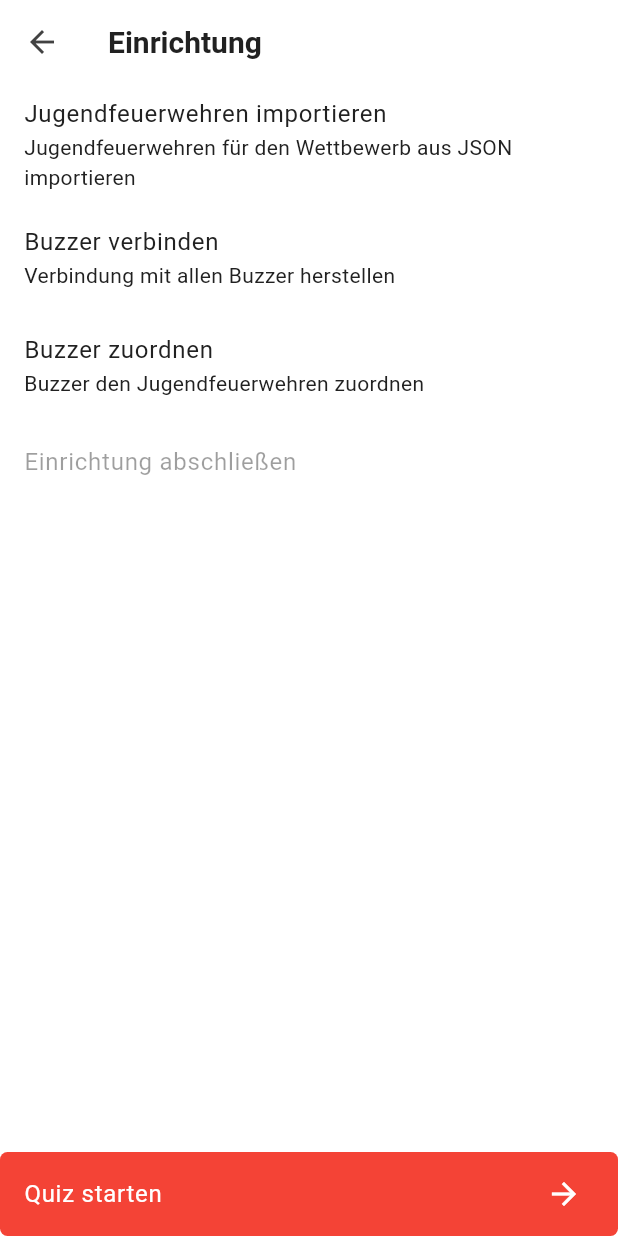
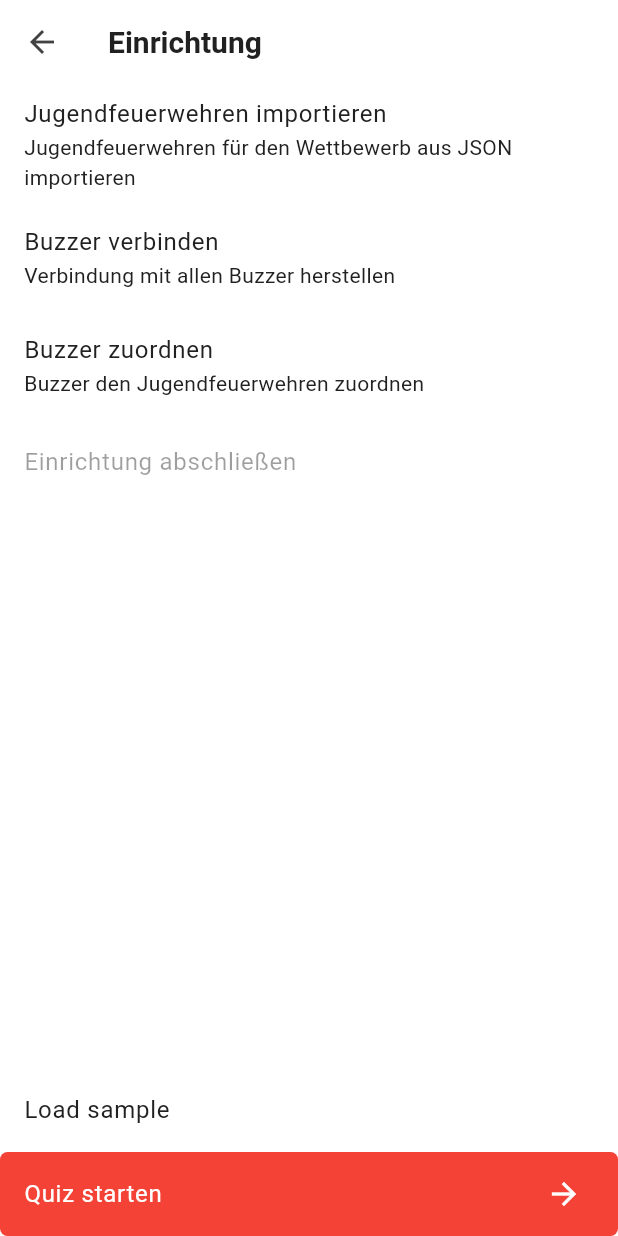
Before and after one commit to jojo-firedev/quizapp, a Flutter app: the EinrichtungPage screen opened by its route, on a phone screen of 412 x 824 dp. Run offline on Flutter 3.47's test engine with Material 3 defaults, Android fonts, the phone set to English and light mode, and no system bars; our stand-ins replace bloc, flutter_bloc, logger; missing offline and left inert: udp.

Commit message:
Add ListTile for loading sample data

```diff
--- a/app/lib/presentation/einrichtung/einrichtung_page.dart
+++ b/app/lib/presentation/einrichtung/einrichtung_page.dart
@@ -2,6 +2,7 @@ import 'package:flutter/material.dart';
 import 'package:quizapp/globals.dart';
 import 'package:quizapp/models/jf_buzzer_assignment.dart';
 import 'package:quizapp/models/jugendfeuerwehr.dart';
+import 'package:quizapp/service/file_manager_service.dart';
 
 class EinrichtungPage extends StatelessWidget {
   const EinrichtungPage({Key? key}) : super(key: key);
@@ -56,8 +57,20 @@ class EinrichtungPage extends StatelessWidget {
               ],
             ),
           ),
+          Column(
+            children: [
               ListTile(
-            onTap: () => Navigator.of(context).popAndPushNamed('/quiz-master'),
+                title: const Text('Load sample'),
+                onTap: () async {
+                  Global.jugendfeuerwehren =
+                      await const FileManagerService().readJFsFromJson();
+                  Global.assignedBuzzer = await const FileManagerService()
+                      .readBuzzerAssignmentFromJson();
+                },
+              ),
+              ListTile(
+                onTap: () =>
+                    Navigator.of(context).popAndPushNamed('/quiz-master'),
                 title: const Text('Quiz starten',
                     style: TextStyle(color: Colors.white)),
                 tileColor: Colors.red,
@@ -66,6 +79,8 @@ class EinrichtungPage extends StatelessWidget {
               ),
             ],
           ),
+        ],
+      ),
     );
   }
 }
```
Lines whose indentation alone changed are shown as unchanged.
